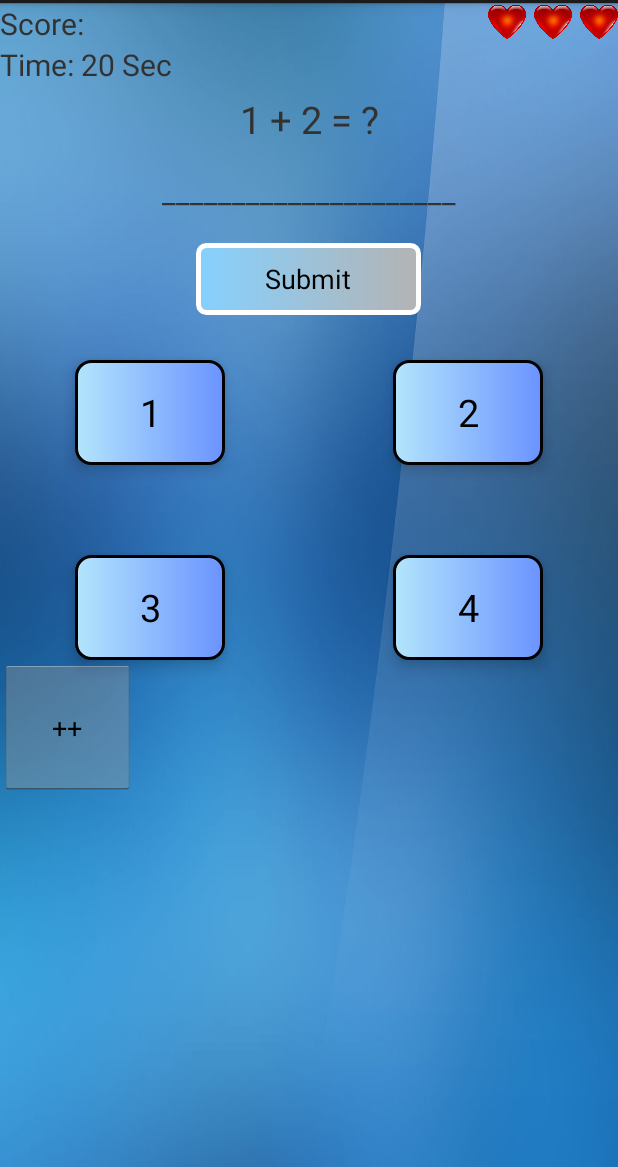
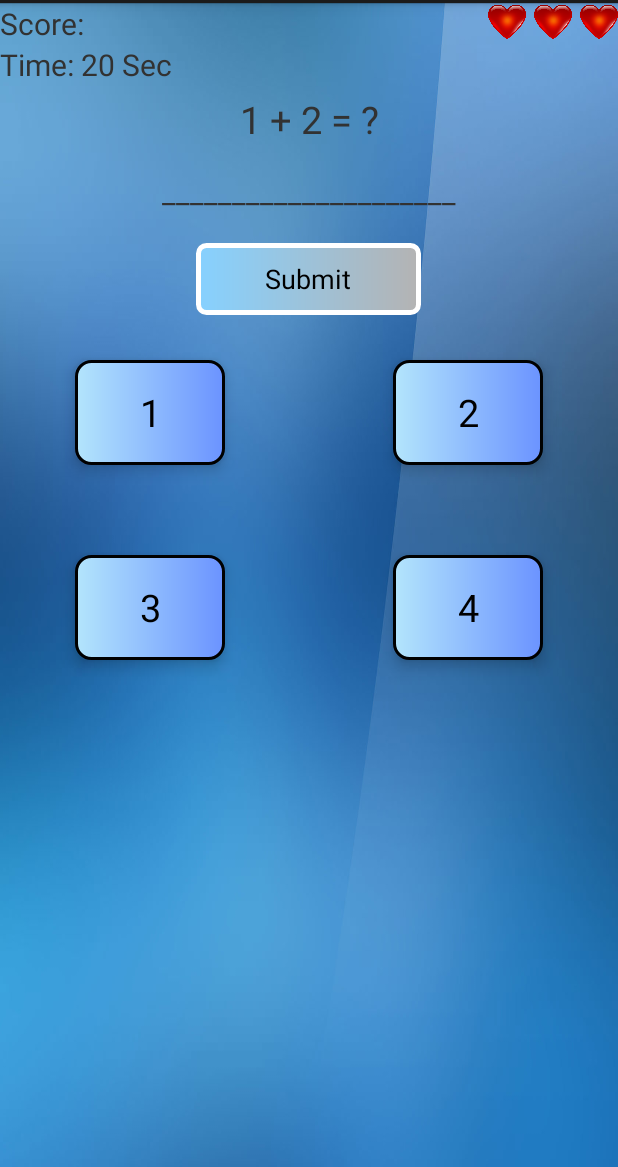
Before and after one commit to KatanMichael/MathPower, an Android app: the layout american_quiz.xml on its own in the app's theme, with its tools: preview values and no code run, on a phone screen of 412 x 824 dp, the part 69-1236 px from its top. Run offline under Robolectric (Android 15) with nearby library versions, the phone set to English and light mode, and no system bars.

Commit message:
Button Test Removed
Signed-off-by: katanmichael <michaelkatan@gmail.com>

```diff
--- a/app/src/main/java/com/michaelkatan/PowerMath/FirstScreen.java
+++ b/app/src/main/java/com/michaelkatan/PowerMath/FirstScreen.java
@@ -103,6 +103,9 @@ public class FirstScreen extends Activity {
                                 intent.putExtra("ID", user.getUid());
 
                                 startActivity(intent);
+                                first_signIn.setClickable(true);
+                                first_signUp.setClickable(true);
+
                                 loadingAnim.pauseAnimation();
                                 loadingAnim.setVisibility(View.GONE);
                                 first_signUp.setClickable(true);
@@ -164,6 +167,9 @@ public class FirstScreen extends Activity {
                                     @Override
                                     public void onAnimationEnd(Animator animation) {
                                         startActivity(intent);
+                                        first_signIn.setClickable(true);
+                                        first_signUp.setClickable(true);
+                                        chackedgAnim.setVisibility(View.GONE);
                                     }
 
                                     @Override
--- a/app/src/main/res/layout/american_quiz.xml
+++ b/app/src/main/res/layout/american_quiz.xml
@@ -6,13 +6,6 @@
        >
 
 
-    <Button
-        android:id="@+id/test_button"
-        android:layout_width="90dp"
-        android:layout_height="90dp"
-        android:layout_below="@id/btn_C"
-        android:text="++"
-        />
     <ImageView
         android:id="@+id/star_anim"
         android:layout_width="wrap_content"
```
Also changed, not shown: app/src/main/java/com/michaelkatan/PowerMath/AmericanQuiz.java (+0 -10 lines).
